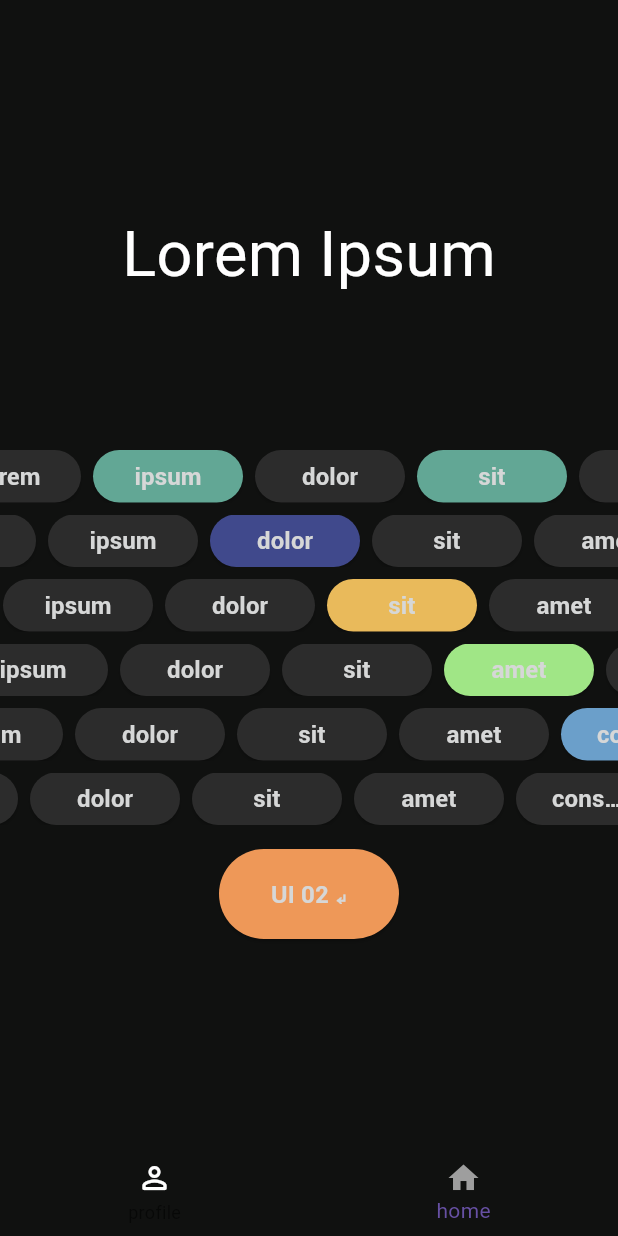
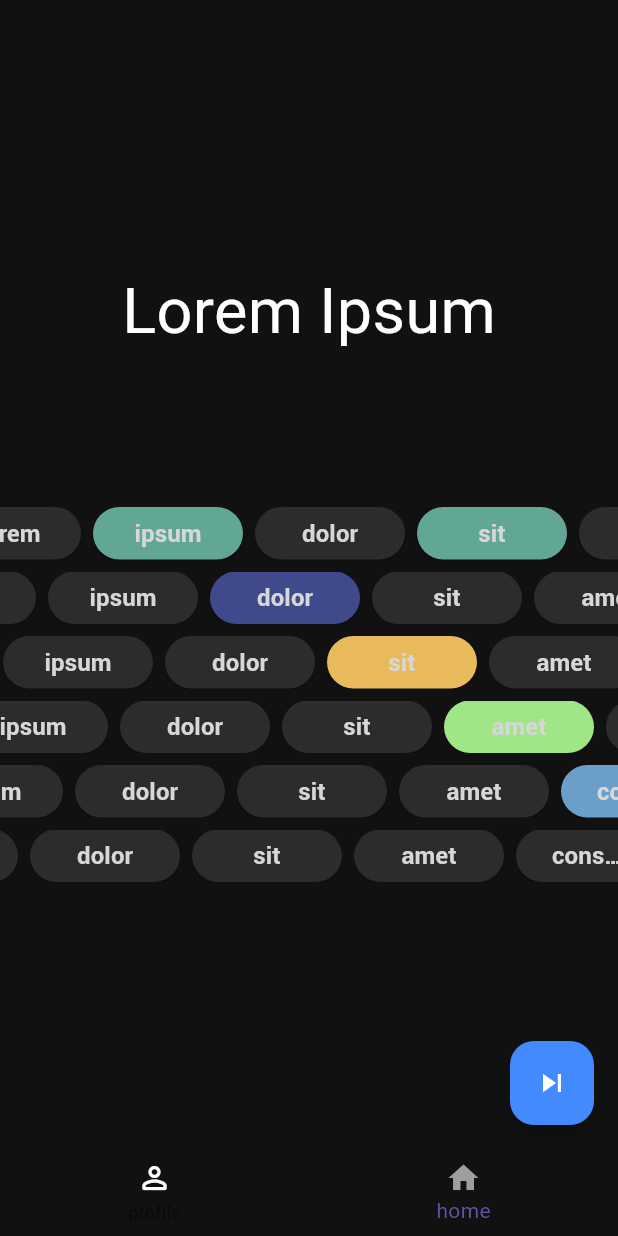
Before and after one commit to vermahrithik/uiplay, a Flutter app: the screen it shows after launch, after a tap on the "view quilt" icon, on a phone screen of 412 x 824 dp. Run offline on Flutter 3.47's test engine with Material 3 defaults, Android fonts, the phone set to English and light mode, and no system bars; our stand-ins replace carousel_slider, confetti, get, get_storage, go_router, slide_to_act and 1 more.

Commit message:
commit : 03 (ui_04,05,06,07,08 added)

```diff
--- a/lib/pages/home_page.dart
+++ b/lib/pages/home_page.dart
@@ -42,6 +42,34 @@ class HomePage extends StatelessWidget {
                 SizedBox(height: 40,width: 40,child: IconButton(onPressed: (){context.goNamed(MyAppRouteConstants.ui04RouteName);}, style: IconButton.styleFrom(backgroundColor: Colors.deepPurpleAccent),icon: Icon(Icons.view_quilt_rounded,color: Colors.white,)))
               ],
             ),
+            Row(
+              mainAxisAlignment: MainAxisAlignment.center,
+              children: [
+                Text('ui 05 page --> ',style: TextStyle(color: Colors.teal),),
+                SizedBox(height: 40,width: 40,child: IconButton(onPressed: (){context.goNamed(MyAppRouteConstants.ui05RouteName);}, style: IconButton.styleFrom(backgroundColor: Colors.teal),icon: Icon(Icons.view_quilt_rounded,color: Colors.white,)))
+              ],
+            ),
+            Row(
+              mainAxisAlignment: MainAxisAlignment.center,
+              children: [
+                Text('ui 06 page --> ',style: TextStyle(color: Colors.grey),),
+                SizedBox(height: 40,width: 40,child: IconButton(onPressed: (){context.goNamed(MyAppRouteConstants.ui06RouteName);}, style: IconButton.styleFrom(backgroundColor: Colors.grey),icon: Icon(Icons.view_quilt_rounded,color: Colors.white,)))
+              ],
+            ),
+            Row(
+              mainAxisAlignment: MainAxisAlignment.center,
+              children: [
+                Text('ui 07 page --> ',style: TextStyle(color: Colors.indigo),),
+                SizedBox(height: 40,width: 40,child: IconButton(onPressed: (){context.goNamed(MyAppRouteConstants.ui07RouteName);}, style: IconButton.styleFrom(backgroundColor: Colors.indigo),icon: Icon(Icons.view_quilt_rounded,color: Colors.white,)))
+              ],
+            ),
+            Row(
+              mainAxisAlignment: MainAxisAlignment.center,
+              children: [
+                Text('ui 08 page --> ',style: TextStyle(color: Colors.deepOrangeAccent),),
+                SizedBox(height: 40,width: 40,child: IconButton(onPressed: (){context.goNamed(MyAppRouteConstants.ui08RouteName);}, style: IconButton.styleFrom(backgroundColor: Colors.deepOrangeAccent),icon: Icon(Icons.view_quilt_rounded,color: Colors.white,)))
+              ],
+            ),
             SizedBox(height: 40,width: 40,child: IconButton(onPressed: (){context.goNamed(MyAppRouteConstants.layoutRouteName);}, style: IconButton.styleFrom(backgroundColor: Color(0xff9F886F)),icon: Icon(Icons.account_tree,color: Colors.white,)))
           ],
         )
--- a/lib/pages/ui_01_page.dart
+++ b/lib/pages/ui_01_page.dart
@@ -126,30 +126,16 @@ class Ui01Page extends StatelessWidget {
                   }
                 ),
             ),
-            const SizedBox(height: 16,),
-            SizedBox(
-              height: 60,
-              width:120,
-              child: ElevatedButton(
-                onPressed: (){
-                  context.goNamed(MyAppRouteConstants.ui02RouteName);
-                },
-                style: ElevatedButton.styleFrom(
-                    backgroundColor: const Color(0xffee9858)
-                ),
-                child: const Text(
-                  'UI 02 ↵',
-                  style: TextStyle(
-                      overflow: TextOverflow.ellipsis,
-                      color: Color(0xffd6d7d7),
-                      fontSize: 16,
-                      fontWeight: FontWeight.bold
-                  ),
-                ),
-              ),
-            ),
           ],
         ),
+      ),
+      floatingActionButton: FloatingActionButton(
+        onPressed: (){
+          context.goNamed(MyAppRouteConstants.ui02RouteName);
+        },
+        backgroundColor: Colors.blueAccent,
+        elevation: 4,
+        child: Icon(Icons.skip_next,color: Colors.white,),
       ),
       bottomNavigationBar: BottomNavigationBar(
         backgroundColor: const Color(0xff101110),
--- a/lib/routing/app_route_constants.dart
+++ b/lib/routing/app_route_constants.dart
@@ -1,11 +1,13 @@
 class MyAppRouteConstants{
-
   static const String homeRouteName = 'home';
   static const String ui01RouteName = 'ui01';
   static const String ui02RouteName = 'ui02';
   static const String ui03RouteName = 'ui03';
   static const String ui04RouteName = 'ui04';
+  static const String ui05RouteName = 'ui05';
+  static const String ui06RouteName = 'ui06';
+  static const String ui07RouteName = 'ui07';
+  static const String ui08RouteName = 'ui08';
   static const String layoutRouteName = 'layout';
   static const String detailsRouteName = 'details';
-
 }
--- a/pubspec.yaml
+++ b/pubspec.yaml
@@ -22,6 +22,9 @@ dependencies:
   get_storage: ^2.1.1
   cached_network_image: ^3.4.1
   flutter_staggered_grid_view: ^0.7.0
+  carousel_slider: ^5.0.0
+  confetti: ^0.7.0
+  slide_to_act: ^2.0.2
 
 dev_dependencies:
   flutter_test:
```
Also changed, not shown: lib/pages/ui_02_page.dart (+8 -0 lines), lib/pages/ui_03_page.dart (+8 -0 lines), lib/pages/ui_04_page.dart (+19 -5 lines), lib/pages/ui_05_page.dart (added, +60 -0 lines), lib/pages/ui_06_page.dart (added, +81 -0 lines), lib/pages/ui_07_page.dart (added, +48 -0 lines), lib/pages/ui_08_page.dart (added, +47 -0 lines), lib/routing/app_router.dart (+36 -0 lines), pubspec.lock.
